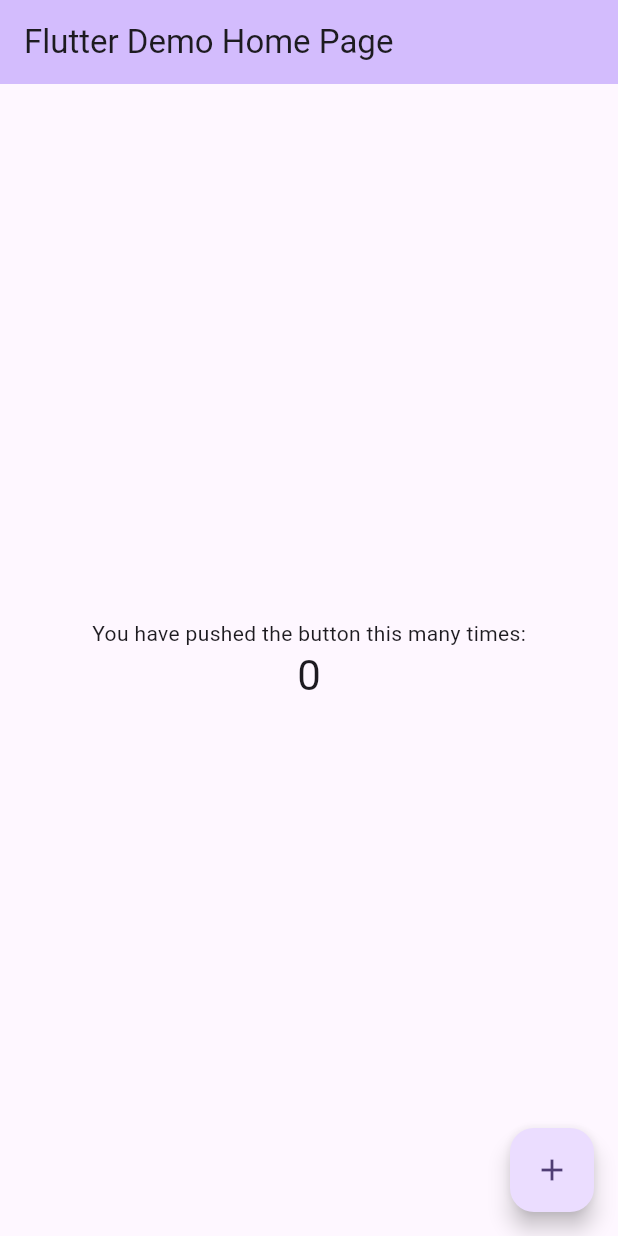
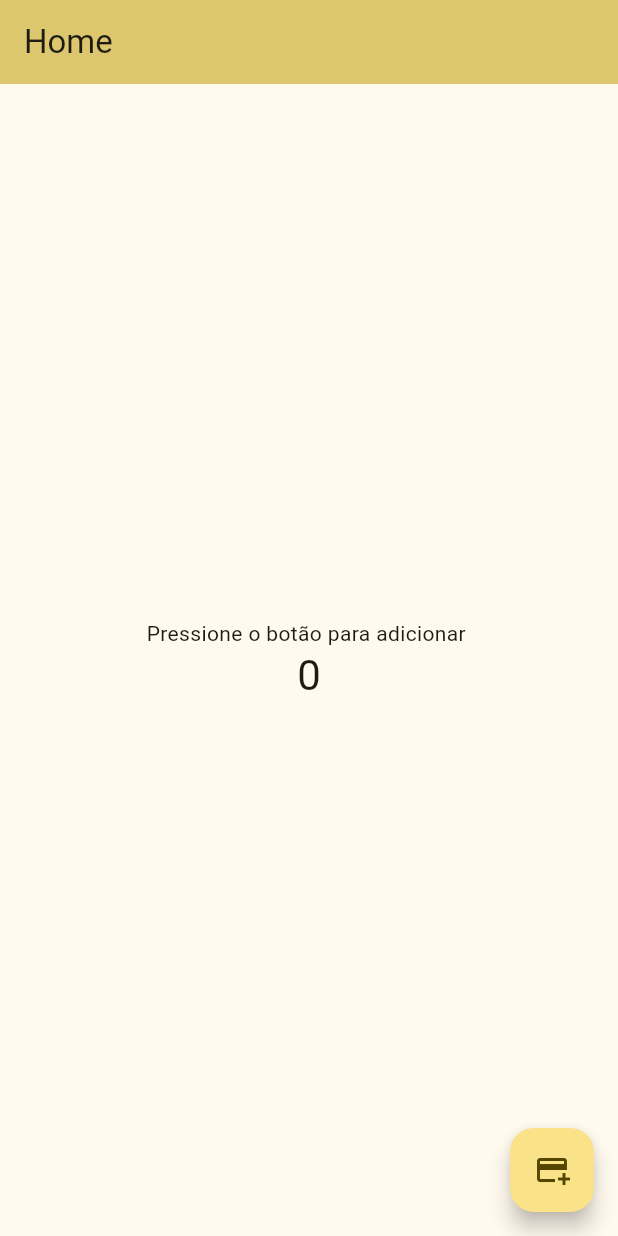
Before and after one commit to jfabiosan/dioproject, a Flutter app: the screen it shows after launch, on a phone screen of 412 x 824 dp. Run offline on Flutter 3.47's test engine with Material 2 defaults, Android fonts, the phone set to English and light mode, and no system bars.

Commit message:
theme colors yellow

```diff
--- a/lib/main.dart
+++ b/lib/main.dart
@@ -7,46 +7,22 @@ void main() {
 class MyApp extends StatelessWidget {
   const MyApp({super.key});
 
-  // This widget is the root of your application.
   @override
   Widget build(BuildContext context) {
     return MaterialApp(
-      title: 'Flutter Demo',
+      title: 'My First App Flutter',
       theme: ThemeData(
-        // This is the theme of your application.
-        //
-        // TRY THIS: Try running your application with "flutter run". You'll see
-        // the application has a blue toolbar. Then, without quitting the app,
-        // try changing the seedColor in the colorScheme below to Colors.green
-        // and then invoke "hot reload" (save your changes or press the "hot
-        // reload" button in a Flutter-supported IDE, or press "r" if you used
-        // the command line to start the app).
-        //
-        // Notice that the counter didn't reset back to zero; the application
-        // state is not lost during the reload. To reset the state, use hot
-        // restart instead.
-        //
-        // This works for code too, not just values: Most code changes can be
-        // tested with just a hot reload.
-        colorScheme: ColorScheme.fromSeed(seedColor: Colors.deepPurple),
+        colorScheme:
+            ColorScheme.fromSeed(seedColor: Color.fromARGB(255, 201, 178, 79)),
         useMaterial3: true,
       ),
-      home: const MyHomePage(title: 'Flutter Demo Home Page'),
+      home: const MyHomePage(title: 'Home'),
     );
   }
 }
 
 class MyHomePage extends StatefulWidget {
   const MyHomePage({super.key, required this.title});
-
-  // This widget is the home page of your application. It is stateful, meaning
-  // that it has a State object (defined below) that contains fields that affect
-  // how it looks.
-
-  // This class is the configuration for the state. It holds the values (in this
-  // case the title) provided by the parent (in this case the App widget) and
-  // used by the build method of the State. Fields in a Widget subclass are
-  // always marked "final".
 
   final String title;
 
@@ -59,54 +35,23 @@ class _MyHomePageState extends State<MyHomePage> {
 
   void _incrementCounter() {
     setState(() {
-      // This call to setState tells the Flutter framework that something has
-      // changed in this State, which causes it to rerun the build method below
-      // so that the display can reflect the updated values. If we changed
-      // _counter without calling setState(), then the build method would not be
-      // called again, and so nothing would appear to happen.
       _counter++;
     });
   }
 
   @override
   Widget build(BuildContext context) {
-    // This method is rerun every time setState is called, for instance as done
-    // by the _incrementCounter method above.
-    //
-    // The Flutter framework has been optimized to make rerunning build methods
-    // fast, so that you can just rebuild anything that needs updating rather
-    // than having to individually change instances of widgets.
     return Scaffold(
       appBar: AppBar(
-        // TRY THIS: Try changing the color here to a specific color (to
-        // Colors.amber, perhaps?) and trigger a hot reload to see the AppBar
-        // change color while the other colors stay the same.
         backgroundColor: Theme.of(context).colorScheme.inversePrimary,
-        // Here we take the value from the MyHomePage object that was created by
-        // the App.build method, and use it to set our appbar title.
         title: Text(widget.title),
       ),
       body: Center(
-        // Center is a layout widget. It takes a single child and positions it
-        // in the middle of the parent.
         child: Column(
-          // Column is also a layout widget. It takes a list of children and
-          // arranges them vertically. By default, it sizes itself to fit its
-          // children horizontally, and tries to be as tall as its parent.
-          //
-          // Column has various properties to control how it sizes itself and
-          // how it positions its children. Here we use mainAxisAlignment to
-          // center the children vertically; the main axis here is the vertical
-          // axis because Columns are vertical (the cross axis would be
-          // horizontal).
-          //
-          // TRY THIS: Invoke "debug painting" (choose the "Toggle Debug Paint"
-          // action in the IDE, or press "p" in the console), to see the
-          // wireframe for each widget.
           mainAxisAlignment: MainAxisAlignment.center,
           children: <Widget>[
             const Text(
-              'You have pushed the button this many times:',
+              'Pressione o botão para adicionar ',
             ),
             Text(
               '$_counter',
@@ -118,8 +63,8 @@ class _MyHomePageState extends State<MyHomePage> {
       floatingActionButton: FloatingActionButton(
         onPressed: _incrementCounter,
         tooltip: 'Increment',
-        child: const Icon(Icons.add),
-      ), // This trailing comma makes auto-formatting nicer for build methods.
+        child: const Icon(Icons.add_card),
+      ),
     );
   }
 }
```
Also changed, not shown: 1 other file.
